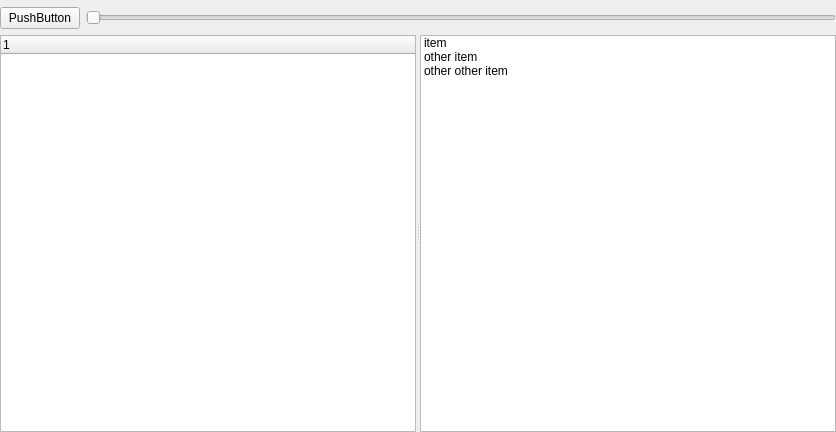
The window that src/widgets/assetwidget.ui (jahshaka/Studio) describes before a commit, drawn with Qt 5.
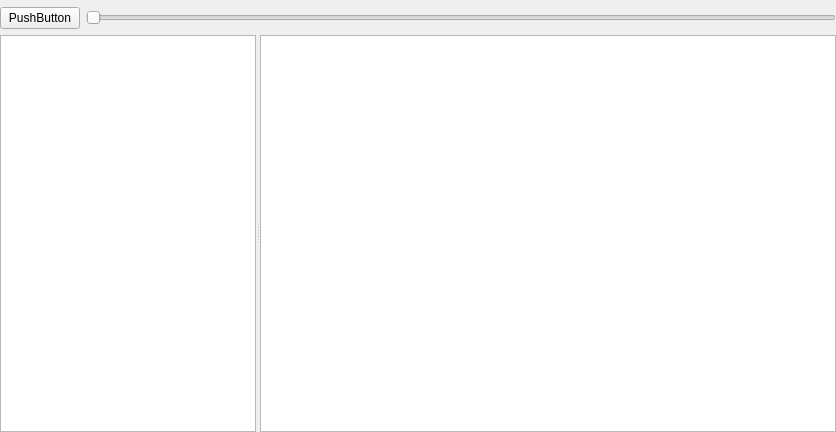
The same window after the commit.

Commit message: Setup event handlers for asset viewer, placeholder icons

```diff
--- a/src/widgets/assetwidget.ui
+++ b/src/widgets/assetwidget.ui
@@ -75,23 +75,35 @@
      <property name="orientation">
       <enum>Qt::Horizontal</enum>
      </property>
-     <widget class="QTreeWidget" name="assetTree"/>
+     <widget class="QTreeWidget" name="assetTree">
+      <property name="sizePolicy">
+       <sizepolicy hsizetype="Preferred" vsizetype="Preferred">
+        <horstretch>0</horstretch>
+        <verstretch>0</verstretch>
+       </sizepolicy>
+      </property>
+      <property name="minimumSize">
+       <size>
+        <width>0</width>
+        <height>0</height>
+       </size>
+      </property>
+      <property name="headerHidden">
+       <bool>true</bool>
+      </property>
+      <column>
+       <property name="text">
+        <string notr="true">1</string>
+       </property>
+      </column>
+     </widget>
      <widget class="QListWidget" name="assetView">
-      <item>
-       <property name="text">
-        <string>item</string>
-       </property>
-      </item>
-      <item>
-       <property name="text">
-        <string>other item</string>
-       </property>
-      </item>
-      <item>
-       <property name="text">
-        <string>other other item</string>
-       </property>
-      </item>
+      <property name="sizePolicy">
+       <sizepolicy hsizetype="Preferred" vsizetype="Preferred">
+        <horstretch>1</horstretch>
+        <verstretch>0</verstretch>
+       </sizepolicy>
+      </property>
      </widget>
     </widget>
    </item>
```
The commit also changes 2 other files.
